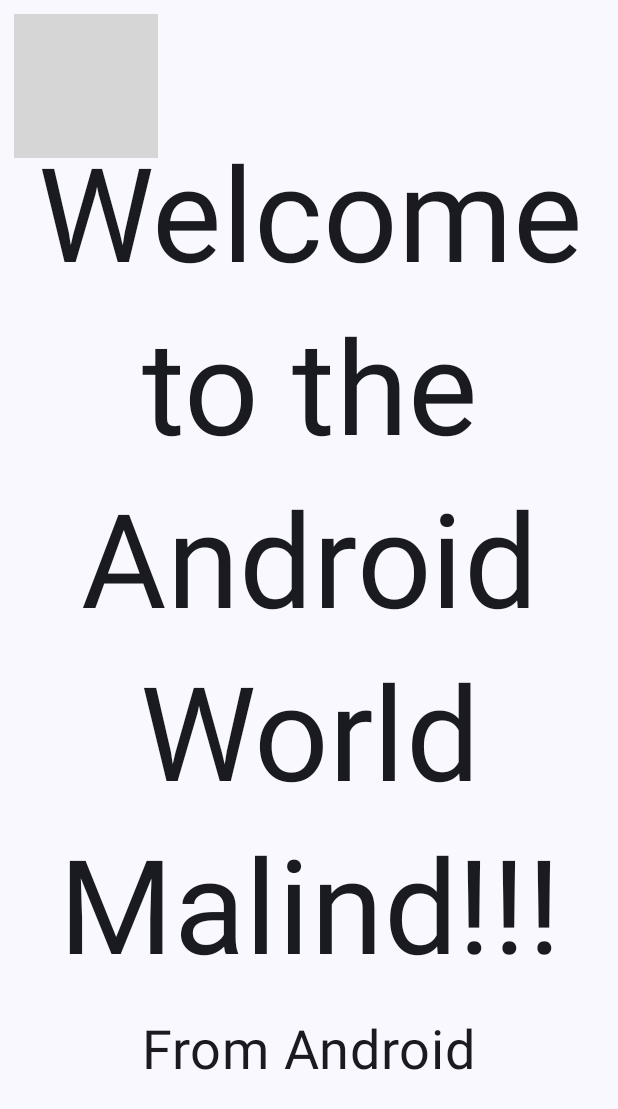
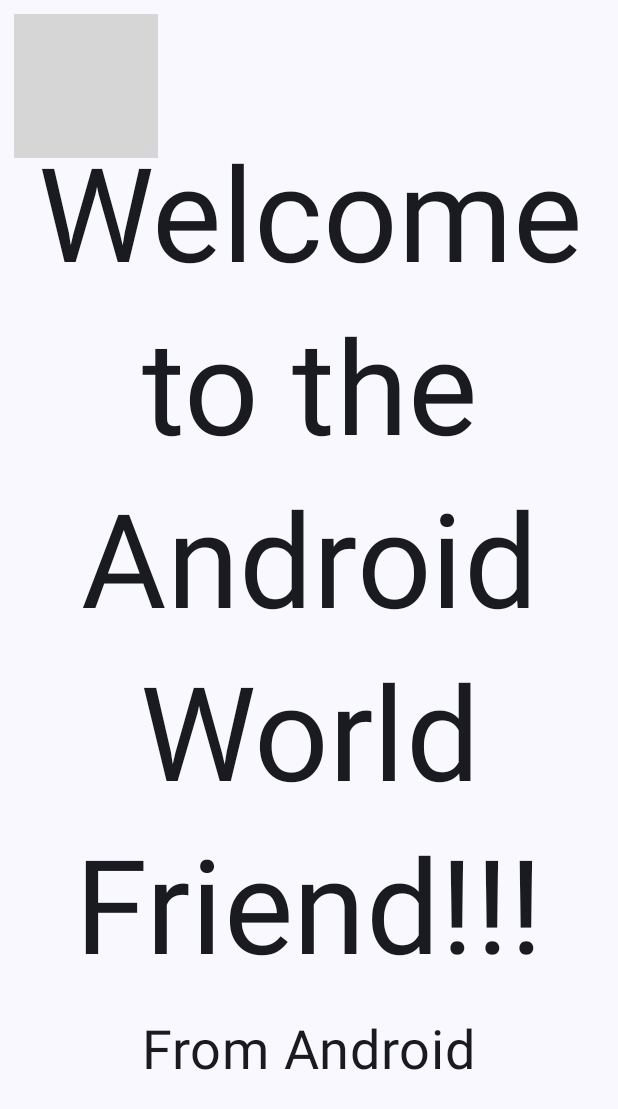
Before and after one commit to mekowalski/GreetingCard, an Android app built with Jetpack Compose: the screen it shows after launch (MainActivity), on a phone screen of 412 x 824 dp. Shown: the top 1109 px of the screen. Run offline under Robolectric (Android 15) with nearby library versions, the phone set to English and light mode, and no system bars; grey boxes are pictures that could not be loaded.

Commit message:
minor changes and display screenshot

```diff
--- a/app/src/main/java/com/example/greetingcard/MainActivity.kt
+++ b/app/src/main/java/com/example/greetingcard/MainActivity.kt
@@ -34,7 +34,7 @@ class MainActivity : ComponentActivity() {
                     color = MaterialTheme.colorScheme.background
                 ) {
                     GreetingImage(
-                        message = stringResource(R.string.happy_birthday_text),
+                        message = stringResource(R.string.greeting_text),
                         from = stringResource(R.string.signature_text),
                         modifier = Modifier.padding(9.dp)
                     )
@@ -90,7 +90,7 @@ fun GreetingImage(message: String, from: String, modifier: Modifier = Modifier)
 fun GreetingPreview() {
     GreetingCardTheme {
         GreetingImage(
-            message = stringResource(R.string.happy_birthday_text),
+            message = stringResource(R.string.greeting_text),
             from = stringResource(R.string.signature_text)
         )
     }
--- a/app/src/main/res/values/strings.xml
+++ b/app/src/main/res/values/strings.xml
@@ -1,5 +1,5 @@
 <resources>
     <string name="app_name">GreetingCard</string>
-    <string name="happy_birthday_text">Welcome to the Android World Malind!!!</string>
+    <string name="greeting_text">Welcome to the Android World Friend!!!</string>
     <string name="signature_text">From Android</string>
 </resources>
```
Also changed, not shown: 1 other file.
